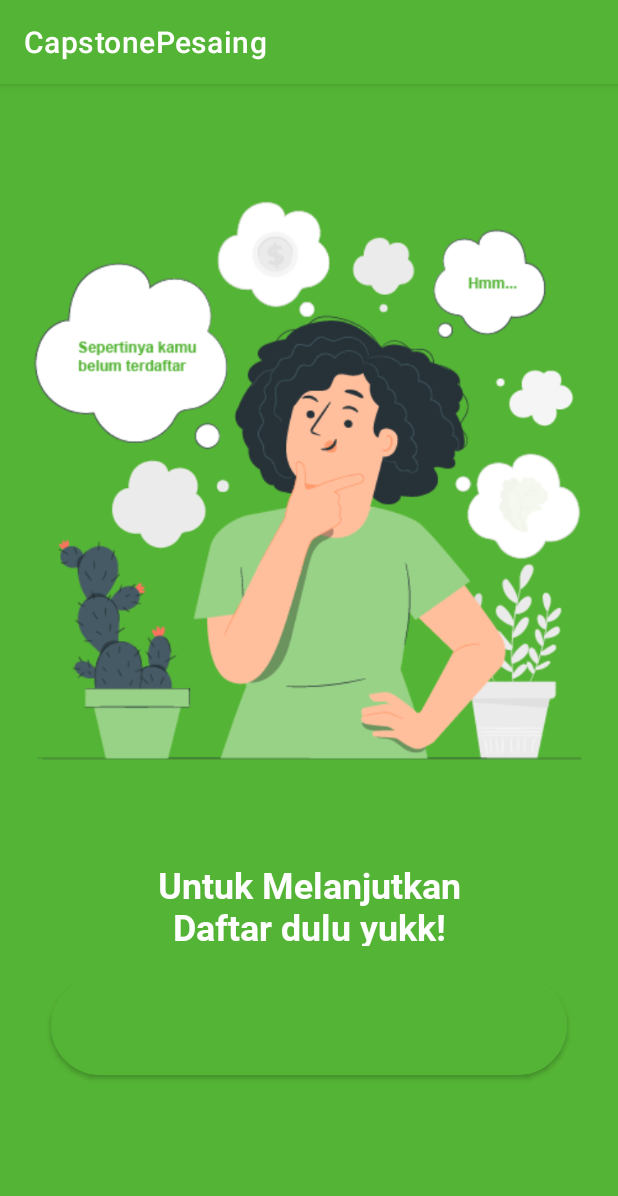
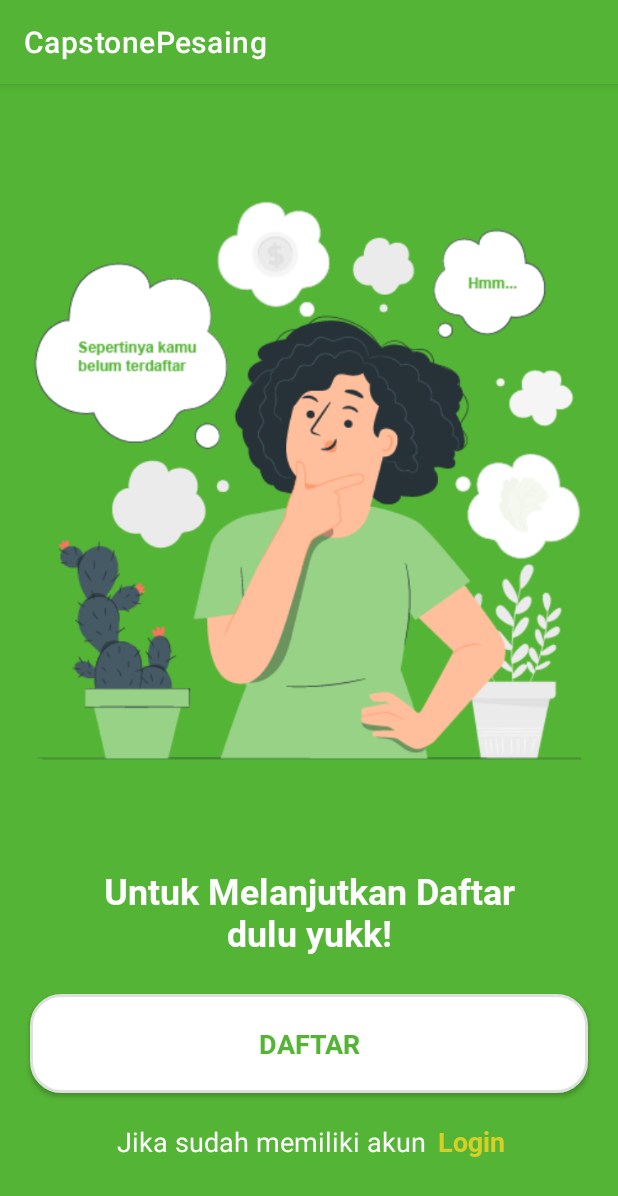
Before and after one commit to fajarromadhon559/capstone, an Android app: the PreLogin screen opened directly, with no data from a screen before it, on a phone screen of 412 x 824 dp. Shown: the top 1196 px of the screen. Run offline under Robolectric (Android 15) with nearby library versions, the phone set to English and light mode, and no system bars.

Commit message:
update layout

```diff
--- a/app/src/main/res/drawable/btn.xml
+++ b/app/src/main/res/drawable/btn.xml
@@ -17,7 +17,7 @@
             <item android:bottom="4dp" android:left="4dp" android:right="4dp" android:top="4dp">
                 <shape android:shape="rectangle">
                     <solid android:color="#ffffff"/>
-                    <corners android:radius="50dp"/>
+                    <corners android:radius="20dp"/>
                     <size  android:width="396dp" android:height="66dp"/>
                     <stroke android:width="2dp"
                         android:color="#DFDFDF"/>
--- a/app/src/main/res/layout/activity_pre_login.xml
+++ b/app/src/main/res/layout/activity_pre_login.xml
@@ -19,8 +19,8 @@
 
     <TextView
         android:id="@+id/textView3"
-        android:layout_width="229dp"
-        android:layout_height="57dp"
+        android:layout_width="311dp"
+        android:layout_height="69dp"
         android:fontFamily="@font/roboto_bold"
         android:gravity="center"
         android:text="@string/txt_pre_login"
@@ -30,17 +30,45 @@
         app:layout_constraintStart_toStartOf="parent"
         app:layout_constraintTop_toBottomOf="@+id/imageView2" />
 
-    <Button
+    <androidx.appcompat.widget.AppCompatButton
         android:id="@+id/toRegister"
-        style="@style/OutlinedRoundedBox"
         android:layout_width="match_parent"
         android:layout_height="wrap_content"
-        android:layout_marginStart="30dp"
+        android:layout_marginStart="16dp"
         android:layout_marginTop="16dp"
-        android:layout_marginEnd="30dp"
+        android:layout_marginEnd="16dp"
         android:background="@drawable/btn"
+        android:fontFamily="@font/roboto_bold"
+        android:textSize="18sp"
+        android:text="@string/title_activity_register"
+        android:textColor="@color/colorPrimary"
         app:layout_constraintEnd_toEndOf="parent"
         app:layout_constraintStart_toStartOf="parent"
         app:layout_constraintTop_toBottomOf="@+id/textView3" />
 
+    <TextView
+        android:id="@+id/textView4"
+        android:layout_width="wrap_content"
+        android:layout_height="wrap_content"
+        android:layout_marginTop="16dp"
+        android:layout_marginEnd="50dp"
+        android:text="@string/txt_pre_login2"
+        android:textColor="@color/white"
+        android:textSize="18sp"
+        app:layout_constraintEnd_toEndOf="parent"
+        app:layout_constraintStart_toStartOf="parent"
+        app:layout_constraintTop_toBottomOf="@+id/toRegister" />
+
+    <TextView
+        android:layout_width="wrap_content"
+        android:layout_height="wrap_content"
+        android:layout_marginStart="8dp"
+        android:layout_marginTop="16dp"
+        android:fontFamily="@font/roboto_bold"
+        android:text="@string/txt_to_login"
+        android:textColor="@color/colorx"
+        android:textSize="18sp"
+        app:layout_constraintStart_toEndOf="@+id/textView4"
+        app:layout_constraintTop_toBottomOf="@+id/toRegister" />
+
 </androidx.constraintlayout.widget.ConstraintLayout>
--- a/app/src/main/res/values/colors.xml
+++ b/app/src/main/res/values/colors.xml
@@ -14,4 +14,5 @@
     <color name="_bg__login_user_ek2_color">#FFFFFF</color>
     <color name="login_color">#000000</color>
     <color name="Button">#54B435</color>
+    <color name="colorx">#D6CF27</color>
 </resources>
--- a/app/src/main/res/values/strings.xml
+++ b/app/src/main/res/values/strings.xml
@@ -18,4 +18,9 @@
     <string name="name_string">Name</string>
     <string name="phone_num_string">Phone Number</string>
     <string name="txt_pre_login">Untuk Melanjutkan Daftar dulu yukk!</string>
+    <string name="txt_pre_login2">Jika sudah memiliki akun</string>
+    <string name="txt_to_login">Login</string>
+    <string name="txt_finish_regist">Yeayy berhasil terdaftar!</string>
+    <string name="txt_finish_regist2">Yuk lanjut masuk ke aplikasi nya!</string>
+    <string name="btn_finish_regist">Masuk sekarang</string>
 </resources>
```
Also changed, not shown: app/src/main/AndroidManifest.xml (+21 -0 lines), app/src/main/java/com/example/capstonepesaing/CategoryDetail.kt (added, +11 -0 lines), app/src/main/java/com/example/capstonepesaing/FinishRegister.kt (added, +11 -0 lines), app/src/main/java/com/example/capstonepesaing/cart.kt (added, +11 -0 lines), app/src/main/res/layout/activity_cart.xml (added, +10 -0 lines), app/src/main/res/layout/activity_category_detail.xml (added, +87 -0 lines), app/src/main/res/layout/activity_finish_register.xml (added, +62 -0 lines), app/src/main/res/drawable-v24/bg_app.png (added), app/src/main/res/drawable-v24/btn_ayam.png (added), app/src/main/res/drawable-v24/btn_buah.png (added), app/src/main/res/drawable-v24/btn_bumbu.png (added), app/src/main/res/drawable-v24/btn_daging.png (added), app/src/main/res/drawable-v24/btn_ikan.png (added), app/src/main/res/drawable-v24/btn_kue.png (added), 2 more files.
